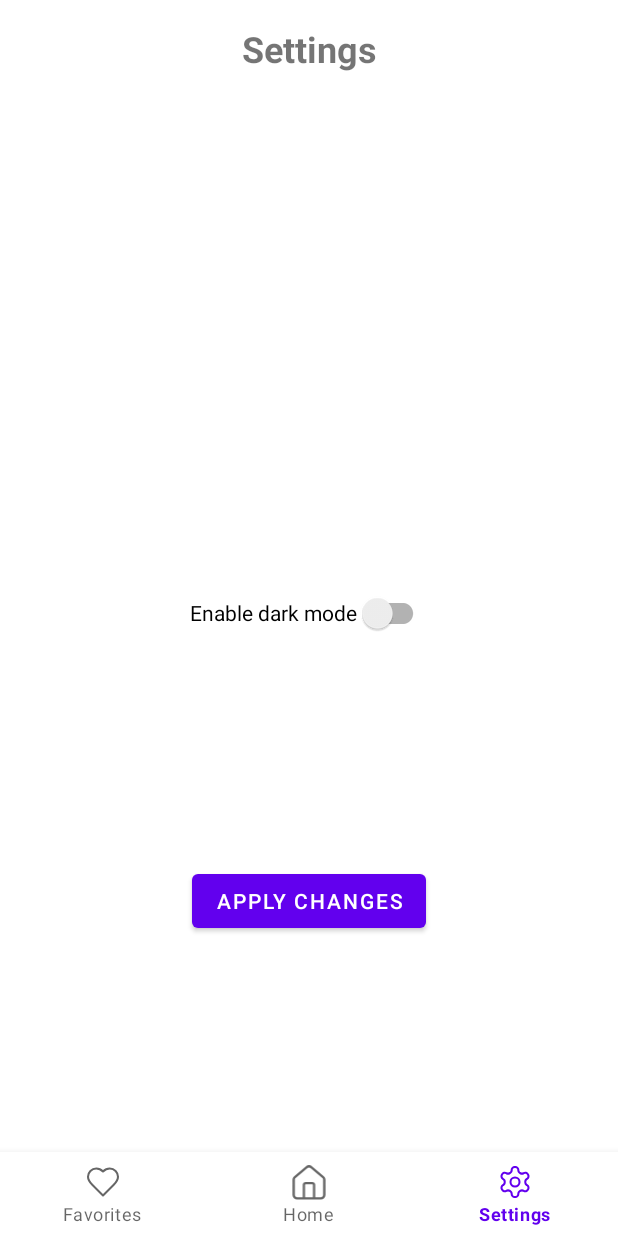
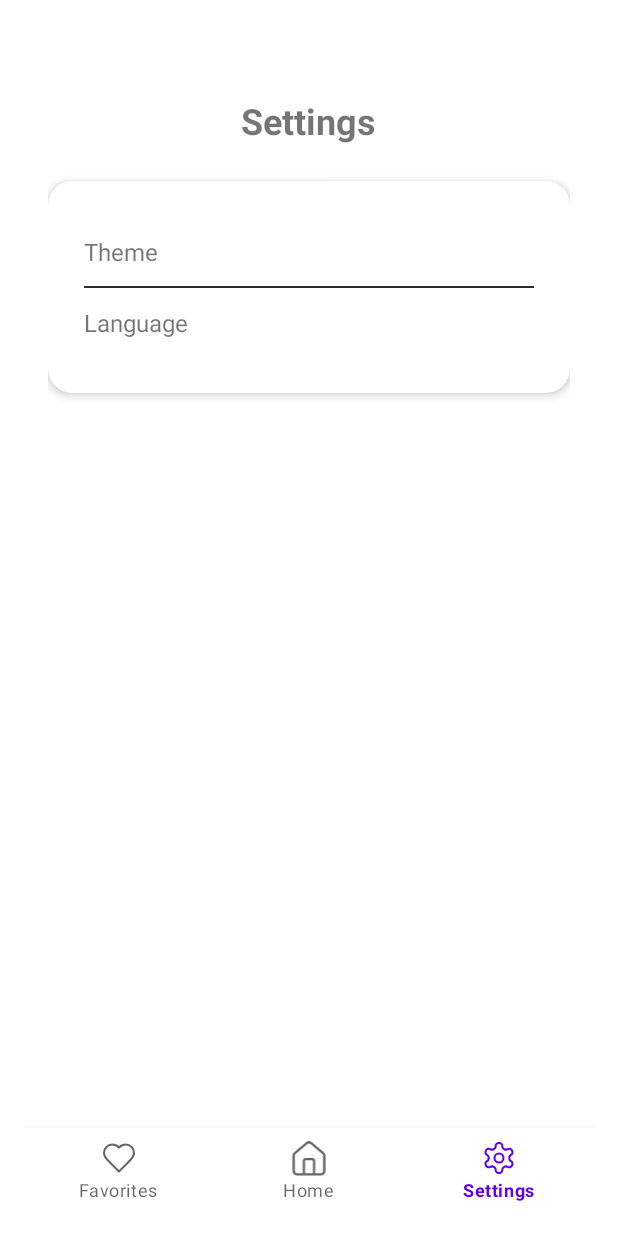
Before and after one commit to Hitoyu22/android-weather, an Android app: the SettingsActivity screen opened directly, with no data from a screen before it, on a phone screen of 412 x 824 dp. Run offline under Robolectric (Android 15) with nearby library versions, the phone set to English and light mode, and no system bars; network calls fail.

Commit message:
Update Settings Page
- Better Theme picker
- Language could be updated in the app

```diff
--- a/app/src/main/res/layout/activity_settings.xml
+++ b/app/src/main/res/layout/activity_settings.xml
@@ -1,52 +1,79 @@
-<?xml version="1.0" encoding="utf-8"?>
-<androidx.constraintlayout.widget.ConstraintLayout xmlns:android="http://schemas.android.com/apk/res/android"
+<RelativeLayout xmlns:android="http://schemas.android.com/apk/res/android"
     xmlns:app="http://schemas.android.com/apk/res-auto"
-    xmlns:tools="http://schemas.android.com/tools"
-    android:id="@+id/main"
     android:layout_width="match_parent"
     android:layout_height="match_parent"
-    tools:context=".activities.SettingsActivity"
-    tools:ignore="UseSwitchCompatOrMaterialXml">
+    android:padding="@dimen/padding">
+
+    <ScrollView
+        android:layout_width="match_parent"
+        android:layout_height="match_parent"
+        android:padding="@dimen/padding">
+
+        <LinearLayout
+            android:layout_width="match_parent"
+            android:layout_height="wrap_content"
+            android:orientation="vertical"
+            android:gravity="center_horizontal">
 
             <TextView
-        android:id="@+id/title"
+                android:id="@+id/settings_title"
                 android:layout_width="wrap_content"
                 android:layout_height="wrap_content"
                 android:text="@string/settings"
                 android:textSize="@dimen/title_size"
                 android:textStyle="bold"
-        app:layout_constraintTop_toTopOf="parent"
-        app:layout_constraintStart_toStartOf="parent"
-        app:layout_constraintEnd_toEndOf="parent"
-        android:layout_marginTop="@dimen/margin" />
+                android:layout_marginBottom="@dimen/settings_section_spacing"
+                android:layout_marginTop="@dimen/settings_title_margin_top" />
 
-    <androidx.appcompat.widget.SwitchCompat
-        android:id="@+id/dark_mode_switch"
-        android:layout_width="wrap_content"
+            <androidx.cardview.widget.CardView
+                android:layout_width="match_parent"
                 android:layout_height="wrap_content"
-        android:text="@string/enable_dark_mode"
-        app:layout_constraintBottom_toTopOf="@+id/navigation"
-        app:layout_constraintEnd_toEndOf="parent"
-        app:layout_constraintStart_toStartOf="parent"
-        app:layout_constraintTop_toBottomOf="@+id/title" />
+                android:layout_marginBottom="@dimen/settings_section_spacing"
+                app:cardCornerRadius="@dimen/settings_dialog_corner_radius"
+                app:cardElevation="4dp">
 
-    <Button
-        android:id="@+id/apply_settings"
-        android:layout_width="wrap_content"
+                <LinearLayout
+                    android:layout_width="match_parent"
                     android:layout_height="wrap_content"
-        android:text="@string/apply_settings"
-        app:layout_constraintBottom_toTopOf="@+id/navigation"
-        app:layout_constraintEnd_toEndOf="parent"
-        app:layout_constraintStart_toStartOf="parent"
-        app:layout_constraintTop_toBottomOf="@id/dark_mode_switch" />
+                    android:orientation="vertical"
+                    android:padding="@dimen/settings_dialog_padding">
+
+                    <TextView
+                        android:id="@+id/theme_setting"
+                        android:layout_width="match_parent"
+                        android:layout_height="wrap_content"
+                        android:text="@string/theme"
+                        android:textSize="@dimen/text_size"
+                        android:paddingTop="@dimen/settings_item_padding"
+                        android:paddingBottom="@dimen/settings_item_padding" />
+
+                    <View
+                        android:layout_width="match_parent"
+                        android:layout_height="1dp"
+                        android:background="@color/divider" />
+
+                    <TextView
+                        android:id="@+id/language_setting"
+                        android:layout_width="match_parent"
+                        android:layout_height="wrap_content"
+                        android:text="@string/language"
+                        android:textSize="@dimen/text_size"
+                        android:paddingTop="@dimen/settings_item_padding"
+                        android:paddingBottom="@dimen/settings_item_padding" />
+
+                </LinearLayout>
+
+            </androidx.cardview.widget.CardView>
+
+        </LinearLayout>
+
+    </ScrollView>
 
     <com.google.android.material.bottomnavigation.BottomNavigationView
         android:id="@+id/navigation"
         android:layout_width="match_parent"
         android:layout_height="wrap_content"
-        app:layout_constraintBottom_toBottomOf="parent"
-        app:layout_constraintEnd_toEndOf="parent"
-        app:layout_constraintStart_toStartOf="parent"
+        android:layout_alignParentBottom="true"
         app:menu="@menu/bottom_navigation_menu" />
 
-</androidx.constraintlayout.widget.ConstraintLayout>
+</RelativeLayout>
--- a/app/src/main/res/values/colors.xml
+++ b/app/src/main/res/values/colors.xml
@@ -4,4 +4,5 @@
     <color name="white">#FFFFFFFF</color>
     <color name="widget_background_start">#47BFDF</color>
     <color name="widget_background_end">#4A91FF</color>
+    <color name="divider">#2C2C2C</color>
 </resources>
--- a/app/src/main/res/values/dimens.xml
+++ b/app/src/main/res/values/dimens.xml
@@ -30,4 +30,10 @@
     <dimen name="favorites_marginStart">32dp</dimen>
     <dimen name="favorites_marginTop">48dp</dimen>
     <dimen name="favorite_list_margin">32dp</dimen>
+
+    <dimen name="settings_title_margin_top">32dp</dimen>
+    <dimen name="settings_section_spacing">24dp</dimen>
+    <dimen name="settings_item_padding">12dp</dimen>
+    <dimen name="settings_dialog_corner_radius">16dp</dimen>
+    <dimen name="settings_dialog_padding">24dp</dimen>
 </resources>
--- a/app/src/main/res/values/strings.xml
+++ b/app/src/main/res/values/strings.xml
@@ -17,6 +17,12 @@
     <string name="remove_favorite">Remove Favorite</string>
 
     <string name="settings">Settings</string>
-    <string name="enable_dark_mode">Enable dark mode</string>
-    <string name="apply_settings">Apply changes</string>
+    <string name="theme">Theme</string>
+    <string name="language">Language</string>
+    <string name="select_theme">Select a theme</string>
+    <string name="select_language">Select a language</string>
+    <string name="light_mode">Light</string>
+    <string name="dark_mode">Dark</string>
+    <string name="system_default">System Default</string>
+
 </resources>
```
Also changed, not shown: app/src/main/java/fr/esgi/android/weather/activities/SettingsActivity.kt (+58 -13 lines), 1 other file. Lines whose indentation alone changed are shown as unchanged.
